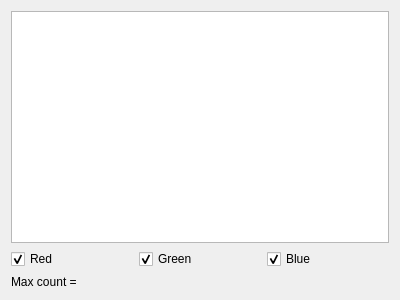
First picture: the form in ImageViewer/HistogramWindow.ui, repository MCInversion/ImageViewer, before the edit.
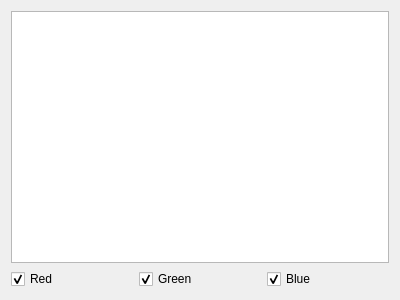
Second picture: the form after the edit.

The edit to the form file:
```diff
--- a/ImageViewer/HistogramWindow.ui
+++ b/ImageViewer/HistogramWindow.ui
@@ -52,11 +52,7 @@
     </layout>
    </item>
    <item>
-    <widget class="QLabel" name="maxLabel">
-     <property name="text">
-      <string>Max count = </string>
-     </property>
-    </widget>
+    <layout class="QVBoxLayout" name="progressBarLayout"/>
    </item>
   </layout>
  </widget>
```
